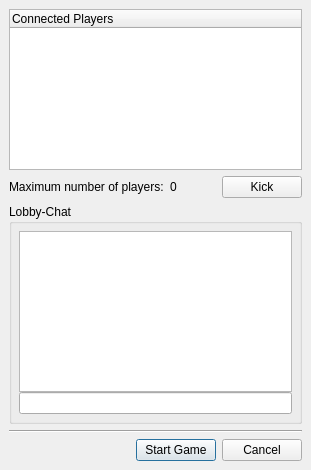
pokerth/pokerth, file src/gui/qt/startnetworkgamedialog.ui: the form before one commit.
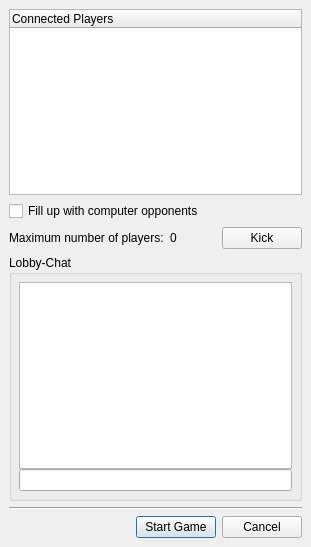
The form after the commit.

Commit message: checkBox_fillUpWithComputerOpponents added; some startnetworkgamedialog behaviour changes

Diff of the .ui file:
```diff
--- a/src/gui/qt/startnetworkgamedialog.ui
+++ b/src/gui/qt/startnetworkgamedialog.ui
@@ -6,7 +6,7 @@
     <x>0</x>
     <y>0</y>
     <width>311</width>
-    <height>470</height>
+    <height>547</height>
    </rect>
   </property>
   <property name="windowTitle" >
@@ -16,10 +16,22 @@
    <property name="margin" >
     <number>9</number>
    </property>
-   <property name="spacing" >
+   <property name="topMargin" >
+    <number>9</number>
+   </property>
+   <property name="rightMargin" >
+    <number>9</number>
+   </property>
+   <property name="bottomMargin" >
+    <number>9</number>
+   </property>
+   <property name="horizontalSpacing" >
     <number>6</number>
    </property>
-   <item row="2" column="0" >
+   <property name="verticalSpacing" >
+    <number>6</number>
+   </property>
+   <item row="3" column="0" >
     <widget class="QGroupBox" name="groupBox" >
      <property name="title" >
       <string>Lobby-Chat</string>
@@ -28,7 +40,19 @@
       <property name="margin" >
        <number>7</number>
       </property>
-      <property name="spacing" >
+      <property name="topMargin" >
+       <number>7</number>
+      </property>
+      <property name="rightMargin" >
+       <number>7</number>
+      </property>
+      <property name="bottomMargin" >
+       <number>7</number>
+      </property>
+      <property name="horizontalSpacing" >
+       <number>0</number>
+      </property>
+      <property name="verticalSpacing" >
        <number>0</number>
       </property>
       <item row="0" column="0" >
@@ -40,14 +64,14 @@
      </layout>
     </widget>
    </item>
-   <item row="3" column="0" >
+   <item row="4" column="0" >
     <widget class="Line" name="line" >
      <property name="orientation" >
       <enum>Qt::Horizontal</enum>
      </property>
     </widget>
    </item>
-   <item row="4" column="0" >
+   <item row="5" column="0" >
     <layout class="QHBoxLayout" >
      <property name="margin" >
       <number>0</number>
@@ -93,7 +117,7 @@
      </column>
     </widget>
    </item>
-   <item row="1" column="0" >
+   <item row="2" column="0" >
     <layout class="QHBoxLayout" >
      <property name="margin" >
       <number>0</number>
@@ -137,6 +161,13 @@
      </item>
     </layout>
    </item>
+   <item row="1" column="0" >
+    <widget class="QCheckBox" name="checkBox_fillUpWithComputerOpponents" >
+     <property name="text" >
+      <string>Fill up with computer opponents</string>
+     </property>
+    </widget>
+   </item>
   </layout>
  </widget>
  <tabstops>
```
Left out of the diff: 34 changed lines with no effect on the pictures. The commit also changes 8 other files.
